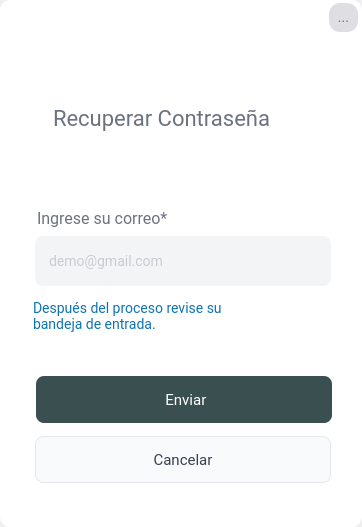
Qt form App/source/ui_files/login.ui (Bailon18/Vinculacion-desktop-python) before a commit.
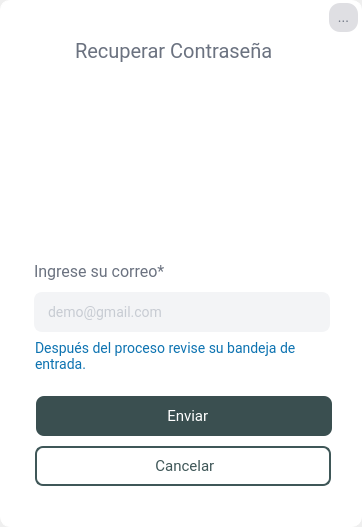
The same form after that commit. The open tabs and pages were chosen to show the change. Icons and pictures are not drawn.

```diff
--- a/App/source/ui_files/login.ui
+++ b/App/source/ui_files/login.ui
@@ -208,7 +208,62 @@
 border:1px solid white;
 background-color: #ffffff;
 border-bottom-right-radius: 10px;
-border-bottom-left-radius: 10px}</string>
+border-bottom-left-radius: 10px}
+
+
+
+QPushButton {
+    font-family: Roboto;
+    font-style: normal;
+    font-weight: normal;
+    font-size: 15px;
+    letter-spacing: 0.02em;
+    color: white;
+    padding: 8px 16px;
+    background: #3f5758;
+    border: none; 
+    border-radius: 8px; 
+}
+
+QPushButton:hover {
+    background: #4a6b6c; 
+    border: none;
+    border-radius: 8px;
+}
+
+
+QPushButton:pressed {
+    background: #2e4546;
+    border: none;
+    border-radius: 8px;
+}
+
+
+/* Botón Cancelar */
+QPushButton#btn_cancelarr {
+    font-family: Roboto;
+    font-style: normal;
+    font-weight: normal;
+    font-size: 15px;
+    letter-spacing: 0.02em;
+    color: #3f5758;
+    padding: 8px 16px;
+    background: transparent;
+    border: 2px solid #3f5758; 
+    border-radius: 8px; 
+}
+
+QPushButton#btn_cancelarr:hover {
+    background: rgba(63, 87, 88, 0.1); /* Fondo ligeramente oscuro en hover */
+    color: #2e4546; 
+    border: 2px solid #2e4546;
+}
+
+QPushButton#btn_cancelarr:pressed {
+    background: rgba(63, 87, 88, 0.2); /* Fondo más oscuro en estado presionado */
+    color: #1c2d2e; 
+    border: 2px solid #1c2d2e;
+}</string>
            </property>
            <property name="currentIndex">
             <number>0</number>
@@ -548,13 +603,13 @@
 border-bottom-left-radius: 10px;}
 </string>
             </property>
-            <widget class="QToolButton" name="btn_cancelarr">
+            <widget class="QPushButton" name="btn_cancelarr">
              <property name="geometry">
               <rect>
                <x>32</x>
-               <y>400</y>
+               <y>410</y>
                <width>296</width>
-               <height>47</height>
+               <height>40</height>
               </rect>
              </property>
              <property name="cursor">
@@ -564,41 +619,29 @@
               <enum>Qt::NoFocus</enum>
              </property>
              <property name="styleSheet">
-              <string notr="true">#btn_cancelarr{
-font-family: Roboto;
-font-style: normal;
-font-weight: normal;
-font-size: 15px;
-letter-spacing: 0.02em;
-color:#374151;
-padding:8px;
-background: #F9FAFB;
-border-radius: 8px;
-border: 1px solid #E5E7EB;
-}
-
-#btn_cancelarr:hover{background: #F3F4F6;
-border: 1px solid #E5E7EB }
-
-</string>
+              <string notr="true"/>
              </property>
              <property name="text">
-              <string>Cancelar</string>
+              <string> Cancelar</string>
+             </property>
+             <property name="icon">
+              <iconset resource="../image/source.qrc">
+               <normaloff>:/menu/no.png</normaloff>:/menu/no.png</iconset>
              </property>
              <property name="iconSize">
               <size>
-               <width>20</width>
-               <height>20</height>
+               <width>16</width>
+               <height>16</height>
               </size>
              </property>
             </widget>
-            <widget class="QToolButton" name="btn_enviar">
+            <widget class="QPushButton" name="btn_enviar">
              <property name="geometry">
               <rect>
                <x>33</x>
-               <y>340</y>
+               <y>360</y>
                <width>296</width>
-               <height>47</height>
+               <height>40</height>
               </rect>
              </property>
              <property name="cursor">
@@ -625,7 +668,11 @@
 </string>
              </property>
              <property name="text">
-              <string> Enviar</string>
+              <string>  Enviar</string>
+             </property>
+             <property name="icon">
+              <iconset resource="../image/source.qrc">
+               <normaloff>:/menu/correo.png</normaloff>:/menu/correo.png</iconset>
              </property>
              <property name="iconSize">
               <size>
@@ -637,8 +684,8 @@
             <widget class="QLabel" name="label_contrasea_2">
              <property name="geometry">
               <rect>
-               <x>34</x>
-               <y>170</y>
+               <x>31</x>
+               <y>223</y>
                <width>171</width>
                <height>25</height>
               </rect>
@@ -653,9 +700,9 @@
             <widget class="QLabel" name="line_mensaje">
              <property name="geometry">
               <rect>
-               <x>30</x>
-               <y>260</y>
-               <width>241</width>
+               <x>32</x>
+               <y>300</y>
+               <width>301</width>
                <height>41</height>
               </rect>
              </property>
@@ -674,10 +721,10 @@
             <widget class="QLineEdit" name="line_email2">
              <property name="geometry">
               <rect>
-               <x>32</x>
-               <y>200</y>
+               <x>31</x>
+               <y>256</y>
                <width>296</width>
-               <height>50</height>
+               <height>40</height>
               </rect>
              </property>
              <property name="styleSheet">
@@ -717,14 +764,14 @@
             <widget class="QLabel" name="label_recuperar">
              <property name="geometry">
               <rect>
-               <x>50</x>
-               <y>70</y>
-               <width>291</width>
+               <x>72</x>
+               <y>2</y>
+               <width>241</width>
                <height>25</height>
               </rect>
              </property>
              <property name="styleSheet">
-              <string notr="true">#label_recuperar{font-size:22px;
+              <string notr="true">#label_recuperar{font-size:20px;
 font-family:Roboto
 }</string>
              </property>
@@ -732,6 +779,25 @@
               <string>Recuperar Contraseña</string>
              </property>
             </widget>
+            <widget class="QLabel" name="label_2">
+             <property name="geometry">
+              <rect>
+               <x>103</x>
+               <y>51</y>
+               <width>151</width>
+               <height>141</height>
+              </rect>
+             </property>
+             <property name="text">
+              <string/>
+             </property>
+             <property name="pixmap">
+              <pixmap resource="../image/source.qrc">:/menu/candado.png</pixmap>
+             </property>
+             <property name="scaledContents">
+              <bool>true</bool>
+             </property>
+            </widget>
            </widget>
           </widget>
          </item>
```
Left out of the diff: 78 changed lines with no effect on the pictures.
